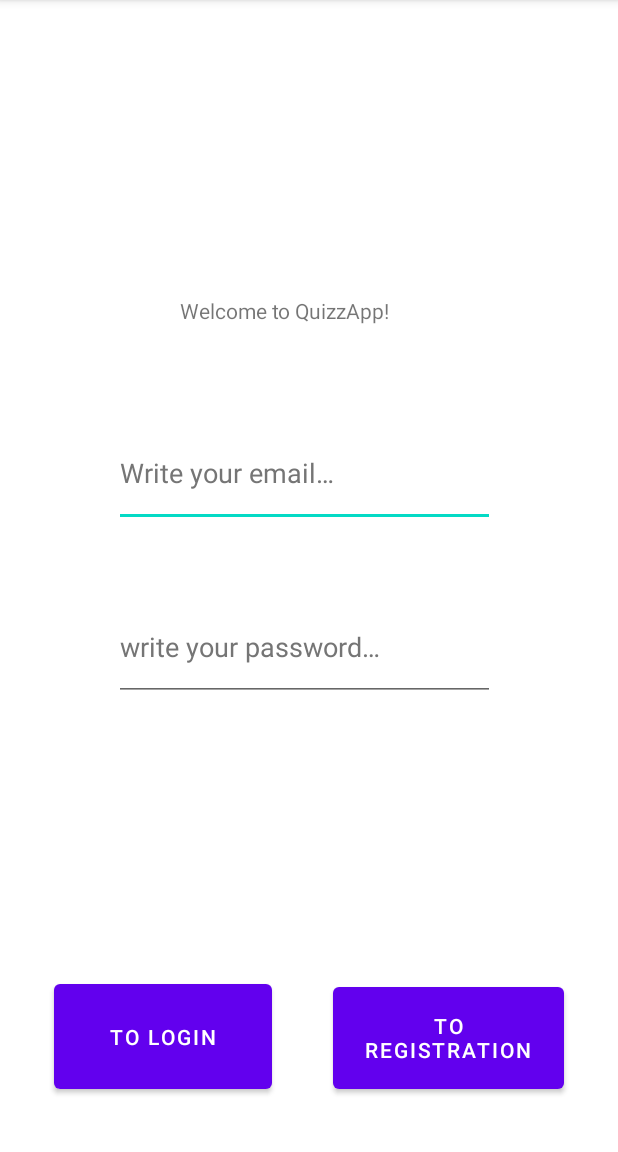
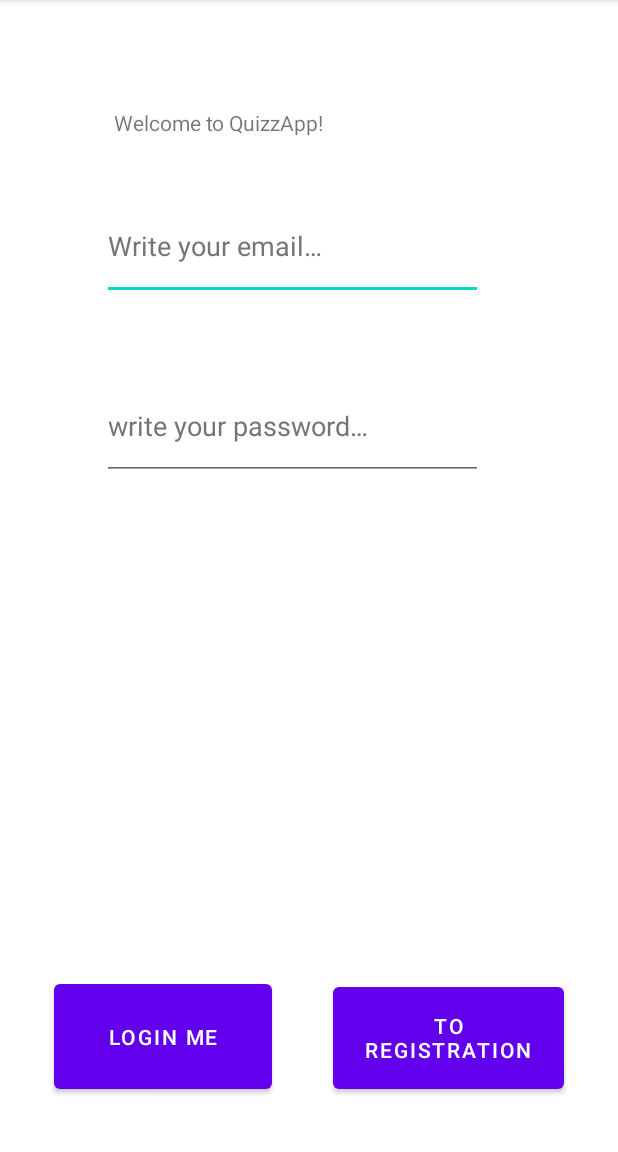
Before and after one commit to Deshilan/Quizz_App_Upgrade, an Android app: the Login screen opened directly, with no data from a screen before it, on a phone screen of 412 x 824 dp, the part 84-1236 px from its top. Run offline under Robolectric (Android 15) with nearby library versions, the phone set to English and light mode, and no system bars; our stand-ins replace Firebase (no records; nobody signed in at launch, a user with empty details on screens opened directly).

Commit message:
update nr. 1 - register works properly

```diff
--- a/app/src/main/java/com/example/quizz_app_upgrade/Login.java
+++ b/app/src/main/java/com/example/quizz_app_upgrade/Login.java
@@ -1,11 +1,22 @@
 package com.example.quizz_app_upgrade;
 
+import static com.google.firebase.crashlytics.internal.Logger.TAG;
+
+import androidx.annotation.NonNull;
 import androidx.appcompat.app.AppCompatActivity;
 
+import android.content.Intent;
 import android.os.Bundle;
+import android.util.Log;
+import android.view.View;
+import android.widget.Button;
 import android.widget.EditText;
+import android.widget.Toast;
 
+import com.google.android.gms.tasks.OnCompleteListener;
+import com.google.android.gms.tasks.Task;
 import com.google.android.material.textfield.TextInputEditText;
+import com.google.firebase.auth.AuthResult;
 import com.google.firebase.auth.FirebaseAuth;
 import com.google.firebase.auth.FirebaseUser;
 
@@ -14,9 +25,45 @@ public class Login extends AppCompatActivity {
     FirebaseAuth mAuth;
     FirebaseUser mUser;
     TextInputEditText editpswd, editemail;
+
     @Override
     protected void onCreate(Bundle savedInstanceState) {
         super.onCreate(savedInstanceState);
         setContentView(R.layout.activity_login);
+        EditText email = findViewById(R.id.Login_email);
+        EditText password = findViewById(R.id.Login_pswd);
+        Button Login = findViewById(R.id.Do_login_butt);
+        Button To_register = findViewById(R.id.To_registration_butt_in_login);
+
+        To_register.setOnClickListener(new View.OnClickListener() {
+            @Override
+            public void onClick(View view) {
+                Intent switchActivityIntent = new Intent(Login.this, Register.class);
+                startActivity(switchActivityIntent);
+            }
+        });
+
+    Login.setOnClickListener(new View.OnClickListener() {
+        @Override
+        public void onClick(View view) {
+            mAuth.signInWithEmailAndPassword(email.getText().toString(), password.getText().toString())
+                    .addOnCompleteListener(Login.this, new OnCompleteListener<AuthResult>() {
+                        @Override
+                        public void onComplete(@NonNull Task<AuthResult> task) {
+                            if (task.isSuccessful()) {
+                                // Sign in success, update UI with the signed-in user's information
+                                FirebaseUser mUser = mAuth.getCurrentUser();
+                                Intent switchActivityIntent = new Intent(Login.this, Main_menu.class);
+                                startActivity(switchActivityIntent);
+                            } else {
+                                // If sign in fails, display a message to the user.
+                                Toast.makeText(Login.this, "Authentication failed.",
+                                        Toast.LENGTH_SHORT).show();
+                            }
+                        }
+                    });
+
+        }
+    });
     }
 }
--- a/app/src/main/res/layout/activity_login.xml
+++ b/app/src/main/res/layout/activity_login.xml
@@ -19,24 +19,24 @@
             android:id="@+id/textView2"
             android:layout_width="171dp"
             android:layout_height="22dp"
-            android:layout_marginStart="120dp"
-            android:layout_marginTop="197dp"
+            android:layout_marginStart="76dp"
+            android:layout_marginTop="72dp"
             android:text="@string/welcome_to_quizzapp"
             app:layout_constraintStart_toStartOf="parent"
             app:layout_constraintTop_toTopOf="parent" />
 
         <Button
-            android:id="@+id/button"
+            android:id="@+id/Do_login_butt"
             android:layout_width="145dp"
             android:layout_height="82dp"
             android:layout_marginStart="36dp"
             android:layout_marginBottom="36dp"
-            android:text="@string/To_login_butt"
+            android:text="@string/Do_login_butt"
             app:layout_constraintBottom_toBottomOf="parent"
             app:layout_constraintStart_toStartOf="parent" />
 
         <Button
-            android:id="@+id/button3"
+            android:id="@+id/To_registration_butt_in_login"
             android:layout_width="154dp"
             android:layout_height="80dp"
             android:layout_marginEnd="36dp"
@@ -49,8 +49,8 @@
             android:id="@+id/Login_email"
             android:layout_width="254dp"
             android:layout_height="72dp"
-            android:layout_marginStart="76dp"
-            android:layout_marginTop="279dp"
+            android:layout_marginStart="68dp"
+            android:layout_marginTop="128dp"
             android:autofillHints=""
             android:ems="10"
             android:hint="@string/email"
@@ -60,11 +60,11 @@
             app:layout_constraintTop_toTopOf="parent" />
 
         <EditText
-            android:id="@+id/password"
+            android:id="@+id/Login_pswd"
             android:layout_width="254dp"
             android:layout_height="72dp"
-            android:layout_marginStart="76dp"
-            android:layout_marginTop="395dp"
+            android:layout_marginStart="68dp"
+            android:layout_marginTop="248dp"
             android:autofillHints=""
             android:ems="10"
             android:hint="@string/password"
--- a/app/src/main/res/layout/activity_register.xml
+++ b/app/src/main/res/layout/activity_register.xml
@@ -45,7 +45,7 @@
             android:layout_height="82dp"
             android:layout_marginStart="36dp"
             android:layout_marginBottom="36dp"
-            android:text="@string/To_registration_butt"
+            android:text="@string/Do_registration_butt"
             app:layout_constraintBottom_toBottomOf="parent"
             app:layout_constraintStart_toStartOf="parent" />
 
--- a/app/src/main/res/values/strings.xml
+++ b/app/src/main/res/values/strings.xml
@@ -3,7 +3,9 @@
     <string name="email">Write your email…</string>
     <string name="password">write your password…</string>
     <string name="welcome_to_quizzapp">Welcome to QuizzApp!</string>
+    <string name="Do_login_butt">Login me</string>
     <string name="To_login_butt">To Login</string>
+    <string name="Do_registration_butt">Register me</string>
     <string name="To_registration_butt">To Registration</string>
     <string name="button_reg">Register me</string>
     <string name="registration_button">Registration</string>
```
Also changed, not shown: app/src/main/java/com/example/quizz_app_upgrade/Register.java (+9 -0 lines).
